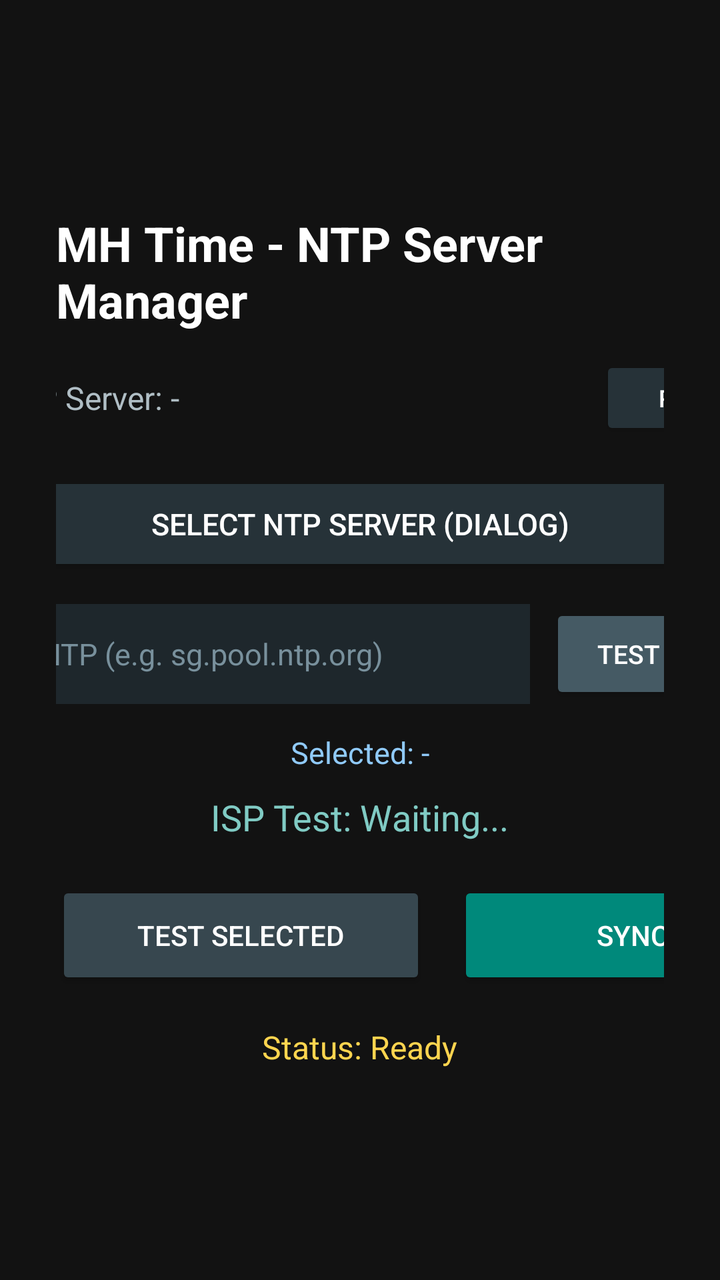
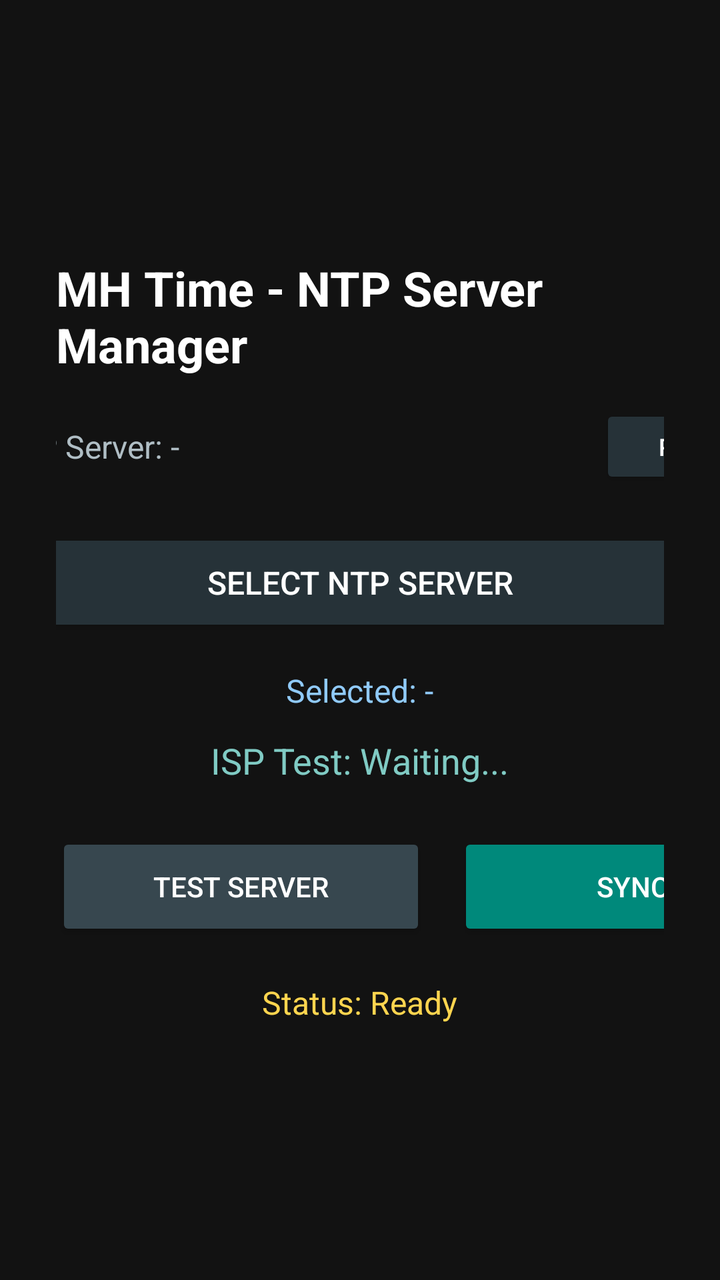

Screens rendered from an Android XML layout before and after an edit, with the pre-edit source and the edit as a unified diff.
<!-- AndroidManifest.xml: application theme Theme.AppCompat.NoActionBar -->
<!-- res/layout/activity_main.xml -->
<?xml version="1.0" encoding="utf-8"?>
<LinearLayout xmlns:android="http://schemas.android.com/apk/res/android"
    android:layout_width="match_parent"
    android:layout_height="match_parent"
    android:background="#121212"
    android:gravity="center"
    android:orientation="vertical"
    android:padding="28dp">

    <TextView
        android:id="@+id/tvTitle"
        android:layout_width="wrap_content"
        android:layout_height="wrap_content"
        android:text="MH Time - NTP Server Manager"
        android:textColor="#FFFFFF"
        android:textSize="24sp"
        android:textStyle="bold" />

    <LinearLayout
        android:layout_width="460dp"
        android:layout_height="wrap_content"
        android:layout_marginTop="12dp"
        android:gravity="center"
        android:orientation="horizontal">

        <TextView
            android:id="@+id/tvCurrentNtp"
            android:layout_width="0dp"
            android:layout_height="wrap_content"
            android:layout_weight="1"
            android:text="Active NTP Server: -"
            android:textColor="#B0BEC5"
            android:textSize="16sp" />

        <Button
            android:id="@+id/btnRefreshCurrent"
            android:layout_width="110dp"
            android:layout_height="42dp"
            android:backgroundTint="#263238"
            android:focusable="true"
            android:text="Refresh"
            android:textColor="#FFFFFF"
            android:textSize="12sp" />
    </LinearLayout>

    <Button
        android:id="@+id/btnOpenServerDialog"
        android:layout_width="460dp"
        android:layout_height="52dp"
        android:layout_marginTop="16dp"
        android:backgroundTint="#263238"
        android:focusable="true"
        android:text="Select NTP Server (Dialog)"
        android:textColor="#FFFFFF"
        android:textSize="15sp" />

    <LinearLayout
        android:id="@+id/layoutCustomNtpBelowDialog"
        android:layout_width="460dp"
        android:layout_height="wrap_content"
        android:layout_marginTop="14dp"
        android:gravity="center_vertical"
        android:orientation="horizontal">

        <EditText
            android:id="@+id/etCustomNtp"
            android:layout_width="0dp"
            android:layout_height="50dp"
            android:layout_marginEnd="10dp"
            android:layout_weight="1"
            android:background="#1E272C"
            android:focusable="true"
            android:hint="Custom NTP (e.g. sg.pool.ntp.org)"
            android:imeOptions="actionDone"
            android:inputType="textUri"
            android:paddingHorizontal="14dp"
            android:singleLine="true"
            android:textColor="#FFFFFF"
            android:textColorHint="#78909C"
            android:textSize="15sp" />

        <Button
            android:id="@+id/btnUseCustom"
            android:layout_width="135dp"
            android:layout_height="50dp"
            android:backgroundTint="#455A64"
            android:focusable="true"
            android:text="Test Custom"
            android:textColor="#FFFFFF"
            android:textSize="13sp" />
    </LinearLayout>

    <TextView
        android:id="@+id/tvSelectedTarget"
        android:layout_width="wrap_content"
        android:layout_height="wrap_content"
        android:layout_marginTop="14dp"
        android:text="Selected: -"
        android:textColor="#90CAF9"
        android:textSize="15sp" />

    <TextView
        android:id="@+id/tvTestResult"
        android:layout_width="wrap_content"
        android:layout_height="wrap_content"
        android:layout_marginTop="10dp"
        android:text="ISP Test: Waiting..."
        android:textColor="#80CBC4"
        android:textSize="18sp" />

    <LinearLayout
        android:layout_width="wrap_content"
        android:layout_height="wrap_content"
        android:layout_marginTop="20dp"
        android:orientation="horizontal">

        <Button
            android:id="@+id/btnTestServer"
            android:layout_width="185dp"
            android:layout_height="54dp"
            android:layout_marginEnd="16dp"
            android:backgroundTint="#37474F"
            android:focusable="true"
            android:text="Test Selected"
            android:textColor="#FFFFFF" />

        <Button
            android:id="@+id/btnSyncNow"
            android:layout_width="210dp"
            android:layout_height="54dp"
            android:backgroundTint="#00897B"
            android:focusable="true"
            android:text="Sync Now"
            android:textColor="#FFFFFF" />
    </LinearLayout>

    <TextView
        android:id="@+id/tvSyncStatus"
        android:layout_width="wrap_content"
        android:layout_height="wrap_content"
        android:layout_marginTop="18dp"
        android:text="Status: Ready"
        android:textColor="#FFD54F"
        android:textSize="16sp" />

</LinearLayout>
<!-- resources referenced by this layout -->
<resources>

</resources>

<!-- the commit's change to res/layout/activity_main.xml (unified diff, before → after) -->
@@ -19,7 +19,7 @@
     <LinearLayout
         android:layout_width="460dp"
         android:layout_height="wrap_content"
-        android:layout_marginTop="12dp"
+        android:layout_marginTop="14dp"
         android:gravity="center"
         android:orientation="horizontal">
 
@@ -46,64 +46,28 @@
     <Button
         android:id="@+id/btnOpenServerDialog"
         android:layout_width="460dp"
-        android:layout_height="52dp"
-        android:layout_marginTop="16dp"
+        android:layout_height="54dp"
+        android:layout_marginTop="20dp"
         android:backgroundTint="#263238"
         android:focusable="true"
-        android:text="Select NTP Server (Dialog)"
+        android:text="Select NTP Server"
         android:textColor="#FFFFFF"
-        android:textSize="15sp" />
-
-    <LinearLayout
-        android:id="@+id/layoutCustomNtpBelowDialog"
-        android:layout_width="460dp"
-        android:layout_height="wrap_content"
-        android:layout_marginTop="14dp"
-        android:gravity="center_vertical"
-        android:orientation="horizontal">
-
-        <EditText
-            android:id="@+id/etCustomNtp"
-            android:layout_width="0dp"
-            android:layout_height="50dp"
-            android:layout_marginEnd="10dp"
-            android:layout_weight="1"
-            android:background="#1E272C"
-            android:focusable="true"
-            android:hint="Custom NTP (e.g. sg.pool.ntp.org)"
-            android:imeOptions="actionDone"
-            android:inputType="textUri"
-            android:paddingHorizontal="14dp"
-            android:singleLine="true"
-            android:textColor="#FFFFFF"
-            android:textColorHint="#78909C"
-            android:textSize="15sp" />
-
-        <Button
-            android:id="@+id/btnUseCustom"
-            android:layout_width="135dp"
-            android:layout_height="50dp"
-            android:backgroundTint="#455A64"
-            android:focusable="true"
-            android:text="Test Custom"
-            android:textColor="#FFFFFF"
-            android:textSize="13sp" />
-    </LinearLayout>
+        android:textSize="16sp" />
 
     <TextView
         android:id="@+id/tvSelectedTarget"
         android:layout_width="wrap_content"
         android:layout_height="wrap_content"
-        android:layout_marginTop="14dp"
+        android:layout_marginTop="16dp"
         android:text="Selected: -"
         android:textColor="#90CAF9"
-        android:textSize="15sp" />
+        android:textSize="16sp" />
 
     <TextView
         android:id="@+id/tvTestResult"
         android:layout_width="wrap_content"
         android:layout_height="wrap_content"
-        android:layout_marginTop="10dp"
+        android:layout_marginTop="12dp"
         android:text="ISP Test: Waiting..."
         android:textColor="#80CBC4"
         android:textSize="18sp" />
@@ -111,7 +75,7 @@
     <LinearLayout
         android:layout_width="wrap_content"
         android:layout_height="wrap_content"
-        android:layout_marginTop="20dp"
+        android:layout_marginTop="24dp"
         android:orientation="horizontal">
 
         <Button
@@ -121,7 +85,7 @@
             android:layout_marginEnd="16dp"
             android:backgroundTint="#37474F"
             android:focusable="true"
-            android:text="Test Selected"
+            android:text="Test Server"
             android:textColor="#FFFFFF" />
 
         <Button
@@ -138,7 +102,7 @@
         android:id="@+id/tvSyncStatus"
         android:layout_width="wrap_content"
         android:layout_height="wrap_content"
-        android:layout_marginTop="18dp"
+        android:layout_marginTop="20dp"
         android:text="Status: Ready"
         android:textColor="#FFD54F"
         android:textSize="16sp" />
